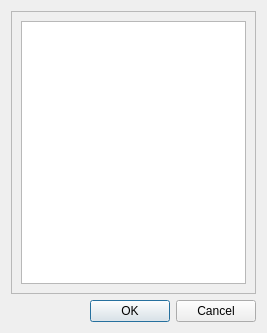
Above: composer-gui/ui/PerspectiveManager.ui from TeleMidia/nclcomposer before the change. Below: the same form after it.
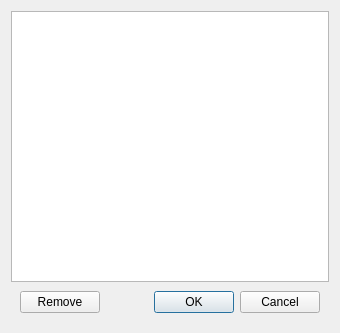
That is the form after the change. Icons and pictures are not drawn.

Commit message:
[gui] maint: Delete perspective working.
* include/PerspectiveManager.h: Likewise.
* src/PerspectiveManager.cpp: Likewise.
* ui/PerspectiveManager.ui: Likewise.

The edit to the form file:
```diff
--- a/composer-gui/ui/PerspectiveManager.ui
+++ b/composer-gui/ui/PerspectiveManager.ui
@@ -6,7 +6,7 @@
    <rect>
     <x>0</x>
     <y>0</y>
-    <width>267</width>
+    <width>340</width>
     <height>333</height>
    </rect>
   </property>
@@ -17,14 +17,23 @@
    <item>
     <widget class="QFrame" name="frame">
      <property name="frameShape">
-      <enum>QFrame::StyledPanel</enum>
+      <enum>QFrame::NoFrame</enum>
      </property>
      <property name="frameShadow">
-      <enum>QFrame::Raised</enum>
+      <enum>QFrame::Plain</enum>
      </property>
      <layout class="QVBoxLayout" name="verticalLayout_2">
+      <property name="spacing">
+       <number>0</number>
+      </property>
+      <property name="margin">
+       <number>0</number>
+      </property>
       <item>
        <widget class="QTableWidget" name="tableWidget">
+        <property name="lineWidth">
+         <number>0</number>
+        </property>
         <attribute name="horizontalHeaderVisible">
          <bool>false</bool>
         </attribute>
@@ -41,7 +50,30 @@
         </column>
        </widget>
       </item>
-     </layout>
+      <item>
+       <widget class="QFrame" name="frame_2">
+        <property name="frameShape">
+         <enum>QFrame::Box</enum>
+        </property>
+        <property name="frameShadow">
+         <enum>QFrame::Plain</enum>
+        </property>
+        <property name="lineWidth">
+         <number>0</number>
+        </property>
+        <layout class="QHBoxLayout" name="horizontalLayout">
+         <property name="spacing">
+          <number>9</number>
+         </property>
+         <item>
+          <widget class="QPushButton" name="deleteButton">
+           <property name="text">
+            <string>Remove</string>
+           </property>
+           <property name="icon">
+            <iconset resource="../images.qrc">
+             <normaloff>:/mainwindow/deleteDoc</normaloff>:/mainwindow/deleteDoc</iconset>
+           </property>
     </widget>
    </item>
    <item>
@@ -56,7 +88,15 @@
    </item>
   </layout>
  </widget>
- <resources/>
+      </item>
+     </layout>
+    </widget>
+   </item>
+  </layout>
+ </widget>
+ <resources>
+  <include location="../images.qrc"/>
+ </resources>
  <connections>
   <connection>
    <sender>buttonBox</sender>
```
Lines whose indentation alone changed are shown as unchanged. The commit also changes 2 other files.
